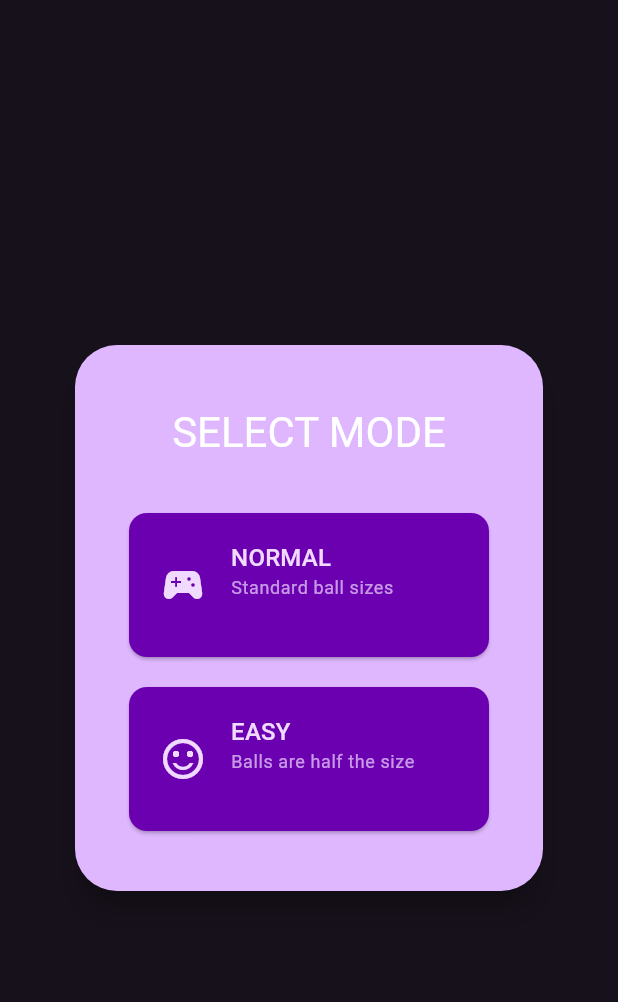
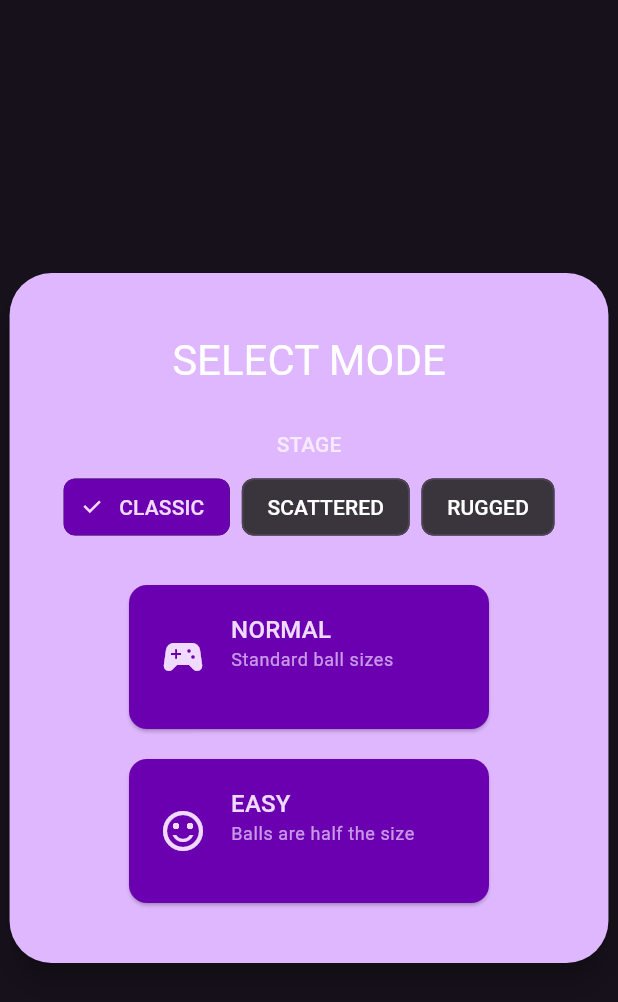
Before and after one commit to Fush1m1/forge2d_game, a Flutter app: the ModeSelectMenu widget shown alone on an empty page, opened directly with empty values, after a tap on "NORMAL", on a phone screen of 412 x 824 dp. Shown: the top 1002 px of the screen. Run offline on Flutter 3.47's test engine with Material 3 defaults, Android fonts, the phone set to English and light mode, and no system bars; our stand-ins replace sensors_plus, shared_preferences; missing offline and left inert: flame, flame_audio, flame_forge2d, flame_kenney_xml, shake; accounts and stored records are empty; statements that could not run were skipped.

Commit message:
feat: add selectable stages with randomized obstacle layouts (issue #20)
Adds a Stage enum (classic/scattered/rugged), selected via new chips
on the mode-select screen alongside Normal/Easy. Stage.classic
reproduces the original fixed layout exactly; scattered and rugged
randomize the obstacle count, position and type each game start, and
rugged additionally jitters each floor tile's height (capped well
below groundTileSize so adjacent tiles still overlap and can't leave a
gap for balls to fall through).

Obstacle/ground building moved from a one-time onLoad() call into
_buildLevel(Stage), invoked once at launch (Stage.classic, so there's
something behind the mandatory first mode-select dialog) and again
from startGame() with the chosen stage. _clearBoard() now also clears
existing Ground/Brick components so each new game starts clean.

GameState/GameSession thread a Stage alongside GameMode the same way
mode already flows through start/takeNextBall/gameOver/congratulate.

Co-Authored-By: Claude Sonnet 5 <noreply@anthropic.com>

```diff
--- a/lib/app/overlays/mode_select_menu.dart
+++ b/lib/app/overlays/mode_select_menu.dart
@@ -1,5 +1,6 @@
 import 'package:flutter/material.dart';
 import 'package:forge2d_game/game/model/game_mode.dart';
+import 'package:forge2d_game/game/model/stage.dart';
 import 'package:forge2d_game/game/suika_game.dart';
 
 class ModeSelectMenu extends StatelessWidget {
@@ -18,6 +19,11 @@ class ModeSelectMenu extends StatelessWidget {
     // stay a mandatory choice.
     final canDismiss = game.session.isPlaying;
 
+    // Kept outside the StatefulBuilder below so it survives its rebuilds
+    // (the same pattern as _JevPasswordDialog's errorText) without needing
+    // a dedicated StatefulWidget/State pair just for this one selection.
+    var selectedStage = Stage.classic;
+
     final card = GestureDetector(
       behavior: HitTestBehavior.opaque,
       onTap: () {},
@@ -29,14 +35,50 @@ class ModeSelectMenu extends StatelessWidget {
         shape: RoundedRectangleBorder(borderRadius: BorderRadius.circular(28)),
         child: Padding(
           padding: const EdgeInsets.symmetric(horizontal: 36, vertical: 40),
-          child: Column(
+          child: StatefulBuilder(
+            builder: (context, setState) {
+              return Column(
                 mainAxisSize: MainAxisSize.min,
                 children: [
                   Text(
                     'SELECT MODE',
-                style: textTheme.headlineMedium?.copyWith(color: Colors.white),
+                    style: textTheme.headlineMedium?.copyWith(
+                      color: Colors.white,
                     ),
-              const SizedBox(height: 36),
+                  ),
+                  const SizedBox(height: 28),
+
+                  Text(
+                    'STAGE',
+                    style: textTheme.labelLarge?.copyWith(
+                      color: Colors.white70,
+                    ),
+                  ),
+                  const SizedBox(height: 8),
+                  Wrap(
+                    alignment: WrapAlignment.center,
+                    spacing: 8,
+                    runSpacing: 8,
+                    children: [
+                      for (final stage in Stage.values)
+                        ChoiceChip(
+                          label: Text(stage.label),
+                          selected: selectedStage == stage,
+                          selectedColor: colorScheme.primaryContainer,
+                          backgroundColor: Colors.white.withValues(alpha: 0.15),
+                          labelStyle: TextStyle(
+                            color:
+                                selectedStage == stage
+                                    ? colorScheme.onPrimaryContainer
+                                    : Colors.white,
+                          ),
+                          onSelected: (_) {
+                            setState(() => selectedStage = stage);
+                          },
+                        ),
+                    ],
+                  ),
+                  const SizedBox(height: 28),
 
                   // Normal Mode
                   _ModeButton(
@@ -45,7 +87,7 @@ class ModeSelectMenu extends StatelessWidget {
                     color: colorScheme.primaryContainer,
                     onColor: colorScheme.onPrimaryContainer,
                     description: 'Standard ball sizes',
-                onTap: () => game.startGame(GameMode.normal),
+                    onTap: () => game.startGame(GameMode.normal, selectedStage),
                   ),
                   const SizedBox(height: 20),
 
@@ -56,9 +98,11 @@ class ModeSelectMenu extends StatelessWidget {
                     color: colorScheme.primaryContainer,
                     onColor: colorScheme.onPrimaryContainer,
                     description: 'Balls are half the size',
-                onTap: () => game.startGame(GameMode.easy),
+                    onTap: () => game.startGame(GameMode.easy, selectedStage),
                   ),
                 ],
+              );
+            },
           ),
         ),
       ),
--- a/lib/game/model/game_state.dart
+++ b/lib/game/model/game_state.dart
@@ -1,10 +1,12 @@
 import 'game_mode.dart';
 import 'game_phase.dart';
+import 'stage.dart';
 
 class GameState {
   const GameState({
     required this.phase,
     this.mode,
+    this.stage,
     required this.nextBallLevel,
   });
 
@@ -13,5 +15,6 @@ class GameState {
 
   final GamePhase phase;
   final GameMode? mode;
+  final Stage? stage;
   final int nextBallLevel;
 }
--- /dev/null
+++ b/lib/game/model/stage.dart
@@ -0,0 +1,43 @@
+import '../config/game_constants.dart' as constants;
+
+/// Selectable obstacle-layout presets (issue #20). Each game start rolls a
+/// fresh layout for the chosen stage, so replaying the same stage doesn't
+/// look identical every time (except [classic], which reproduces the
+/// original fixed layout exactly).
+enum Stage {
+  classic,
+  scattered,
+  rugged;
+
+  String get label => switch (this) {
+    Stage.classic => 'CLASSIC',
+    Stage.scattered => 'SCATTERED',
+    Stage.rugged => 'RUGGED',
+  };
+
+  String get description => switch (this) {
+    Stage.classic => 'The original fixed layout',
+    Stage.scattered => 'Random obstacle count, position & type',
+    Stage.rugged => 'Scattered, plus an uneven floor',
+  };
+
+  /// Inclusive (min, max) number of obstacle bricks to place. Classic is a
+  /// fixed count, matching its fixed layout.
+  (int min, int max) get obstacleCountRange => switch (this) {
+    Stage.classic => (2, 2),
+    Stage.scattered || Stage.rugged => (3, 6),
+  };
+
+  /// Whether obstacles should get a random [BrickType]/[BrickSize] each,
+  /// instead of the classic fixed metal/70x140.
+  bool get randomizeBrickVariety => this != Stage.classic;
+
+  /// Max random per-tile vertical offset for the floor, in world units.
+  /// Capped well below groundTileSize so adjacent tiles' collision boxes
+  /// still overlap near their shared edge — a real gap would let balls
+  /// fall through the floor.
+  double get floorBumpAmplitude => switch (this) {
+    Stage.rugged => constants.groundTileSize * 0.35,
+    Stage.classic || Stage.scattered => 0,
+  };
+}
--- a/lib/game/services/game_session.dart
+++ b/lib/game/services/game_session.dart
@@ -5,6 +5,7 @@ import 'package:flutter/foundation.dart';
 import '../model/game_mode.dart';
 import '../model/game_phase.dart';
 import '../model/game_state.dart';
+import '../model/stage.dart';
 
 class GameSession {
   GameSession({Random? random}) : _random = random ?? Random() {
@@ -20,11 +21,12 @@ class GameSession {
   bool _isDropReady = true;
 
   GameMode? get mode => state.value.mode;
+  Stage? get stage => state.value.stage;
   bool get isPlaying => state.value.phase == GamePhase.playing;
   bool get isDropReady => _isDropReady;
 
-  void start(GameMode mode) {
-    _publish(phase: GamePhase.playing, mode: mode);
+  void start(GameMode mode, Stage stage) {
+    _publish(phase: GamePhase.playing, mode: mode, stage: stage);
   }
 
   int takeNextBall({bool allowWhileBusy = false}) {
@@ -35,15 +37,17 @@ class GameSession {
     _currentBallLevel = _followingBallLevel;
     _followingBallLevel = _randomBallLevel();
     _isDropReady = false;
-    _publish(phase: GamePhase.playing, mode: mode);
+    _publish(phase: GamePhase.playing, mode: mode, stage: stage);
     return ballLevel;
   }
 
-  void gameOver() => _publish(phase: GamePhase.gameOver, mode: mode);
+  void gameOver() =>
+      _publish(phase: GamePhase.gameOver, mode: mode, stage: stage);
 
   void markDropReady() => _isDropReady = true;
 
-  void congratulate() => _publish(phase: GamePhase.congratulations, mode: mode);
+  void congratulate() =>
+      _publish(phase: GamePhase.congratulations, mode: mode, stage: stage);
 
   void reset() {
     _currentBallLevel = _randomBallLevel();
@@ -56,10 +60,11 @@ class GameSession {
 
   int _randomBallLevel() => _random.nextInt(2) + 1;
 
-  void _publish({required GamePhase phase, GameMode? mode}) {
+  void _publish({required GamePhase phase, GameMode? mode, Stage? stage}) {
     state.value = GameState(
       phase: phase,
       mode: mode,
+      stage: stage,
       nextBallLevel: _currentBallLevel,
     );
   }
--- a/lib/game/suika_game.dart
+++ b/lib/game/suika_game.dart
@@ -27,6 +27,7 @@ import 'model/brick_file_names.dart';
 import 'model/game_mode.dart';
 import 'model/game_overlay.dart';
 import 'model/game_state.dart';
+import 'model/stage.dart';
 import 'services/app_settings.dart';
 import 'services/game_session.dart';
 import 'services/jev_assistant.dart';
@@ -117,7 +118,7 @@ class SuikaGame extends Forge2DGame
     );
 
     await world.add(Background(sprite: Sprite(backgroundImage)));
-    await _buildInitialLevel();
+    await _buildLevel(Stage.classic);
     pauseEngine();
     overlays.add(GameOverlay.modeSelect);
   }
@@ -133,8 +134,13 @@ class SuikaGame extends Forge2DGame
     super.onRemove();
   }
 
-  Future<void> _buildInitialLevel() async {
+  /// Builds the floor and obstacle bricks for [stage] (issue #20). Called
+  /// once at launch with [Stage.classic] (so there's something behind the
+  /// mandatory first mode-select dialog), then again from [startGame] with
+  /// whichever stage the player picked.
+  Future<void> _buildLevel(Stage stage) async {
     final visibleRect = camera.visibleWorldRect;
+    final bumpAmplitude = stage.floorBumpAmplitude;
     await world.addAll([
       for (
         var x = visibleRect.left;
@@ -142,21 +148,69 @@ class SuikaGame extends Forge2DGame
         x += groundTileSize
       )
         Ground(
-          Vector2(x, (visibleRect.height - groundTileSize) / 2),
+          Vector2(
+            x,
+            (visibleRect.height - groundTileSize) / 2 +
+                (bumpAmplitude == 0
+                    ? 0
+                    : (_random.nextDouble() * 2 - 1) * bumpAmplitude),
+          ),
           tiles.getSprite('grass.png'),
         ),
     ]);
-    for (var row = 0; row < initialBrickRowCount; row++) {
-      final height = firstBrickHeight + brickHeightInterval * row;
-      await _addBrick(visibleRect.left / 3 * 2, height);
-      await _addBrick(visibleRect.right / 3 * 2, height);
+
+    if (stage == Stage.classic) {
+      // Reproduces the original fixed layout exactly: 3 rows, symmetric
+      // metal columns, no randomness.
+      for (var row = 0; row < initialBrickRowCount; row++) {
+        final height = firstBrickHeight + brickHeightInterval * row;
+        await _addBrick(
+          visibleRect.left / 3 * 2,
+          height,
+          BrickType.metal,
+          BrickSize.size70x140,
+        );
+        await _addBrick(
+          visibleRect.right / 3 * 2,
+          height,
+          BrickType.metal,
+          BrickSize.size70x140,
+        );
+      }
+      return;
+    }
+
+    final (minCount, maxCount) = stage.obstacleCountRange;
+    final obstacleCount =
+        minCount == maxCount
+            ? minCount
+            : minCount + _random.nextInt(maxCount - minCount + 1);
+    // Keep obstacles away from the very edges of the playfield.
+    final inset = visibleRect.width * 0.15;
+    for (var i = 0; i < obstacleCount; i++) {
+      final type =
+          stage.randomizeBrickVariety ? BrickType.randomType : BrickType.metal;
+      final size =
+          stage.randomizeBrickVariety
+              ? BrickSize.randomSize
+              : BrickSize.size70x140;
+      final x =
+          visibleRect.left +
+          inset +
+          _random.nextDouble() * (visibleRect.width - 2 * inset);
+      final height =
+          firstBrickHeight + brickHeightInterval * (i % initialBrickRowCount);
+      await _addBrick(x, height, type, size);
     }
   }
 
-  Future<void> _addBrick(double x, double height) async {
+  Future<void> _addBrick(
+    double x,
+    double height,
+    BrickType type,
+    BrickSize size,
+  ) async {
     final y = camera.visibleWorldRect.bottom - (height + groundTileSize);
-    final type = BrickType.metal;
-    final size = BrickSize.size70x140;
     await world.add(
       Brick(
         type: type,
@@ -175,6 +229,12 @@ class SuikaGame extends Forge2DGame
     for (final ball in world.children.whereType<AlienBall>().toList()) {
       ball.removeFromParent();
     }
+    for (final ground in world.children.whereType<Ground>().toList()) {
+      ground.removeFromParent();
+    }
+    for (final brick in world.children.whereType<Brick>().toList()) {
+      brick.removeFromParent();
+    }
     _ballsToRemove.clear();
     _ballsToAdd.clear();
     _ballCount = 0;
@@ -184,9 +244,10 @@ class SuikaGame extends Forge2DGame
     world.gravity = Vector2(0, appSettings.state.value.worldGravity);
   }
 
-  void startGame(GameMode selectedMode) {
+  void startGame(GameMode selectedMode, Stage selectedStage) {
     _clearBoard();
-    session.start(selectedMode);
+    session.start(selectedMode, selectedStage);
+    unawaited(_buildLevel(selectedStage));
     overlays.remove(GameOverlay.modeSelect);
     overlays.add(GameOverlay.topControls);
     resumeEngine();
```
Also changed, not shown: 2 other files. Lines whose indentation alone changed are shown as unchanged.
